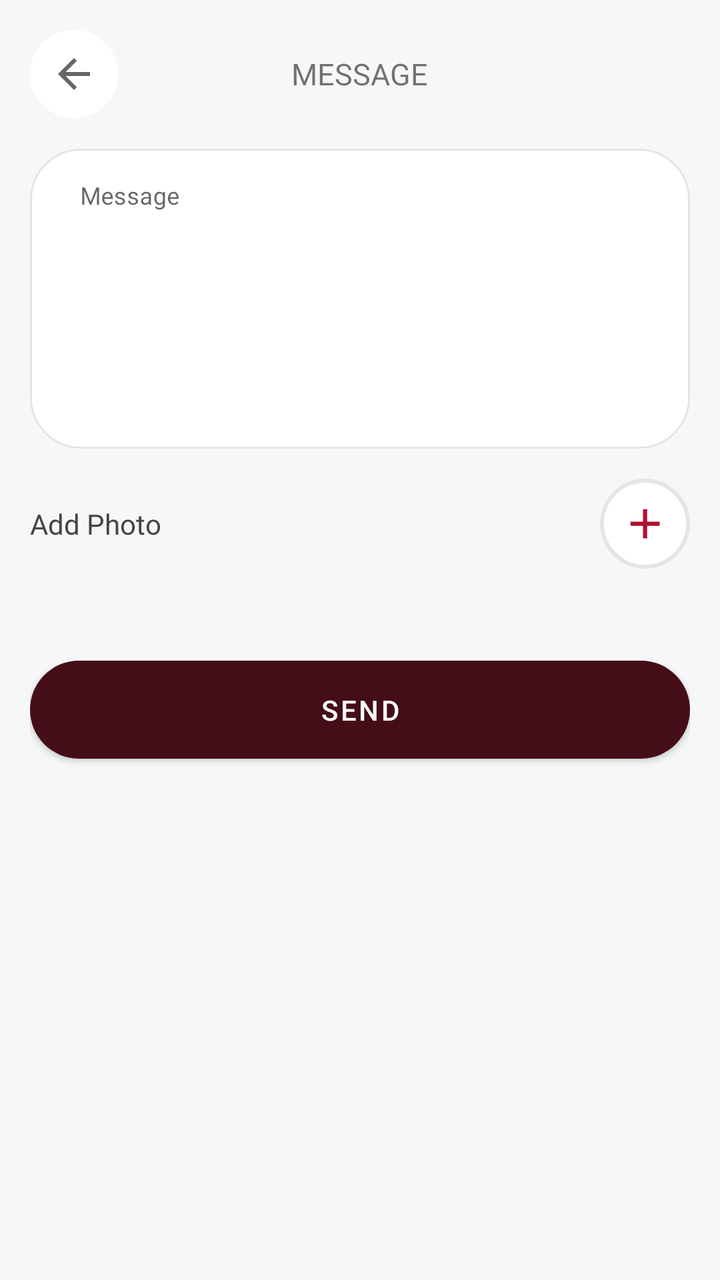
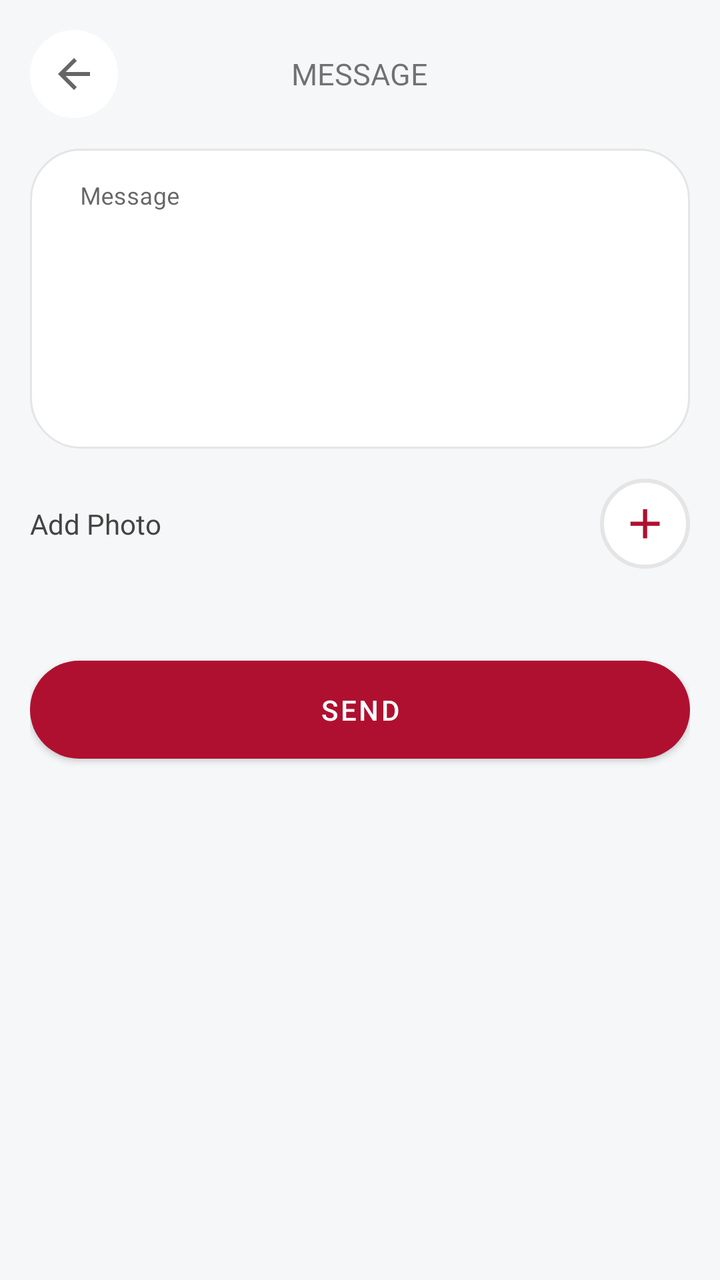

The first picture is an Android layout as it rendered before a commit; the second is the same layout after the commit. The layout source and the unified diff follow.
<!-- AndroidManifest.xml: application theme AppTheme -->
<!-- res/layout/fragment_message_dialog.xml -->
<?xml version="1.0" encoding="utf-8"?>
<androidx.coordinatorlayout.widget.CoordinatorLayout xmlns:android="http://schemas.android.com/apk/res/android" xmlns:app="http://schemas.android.com/apk/res-auto"
    xmlns:tools="http://schemas.android.com/tools"
    android:id="@+id/root_view"
    android:background="@color/colorBackgroundGrey"
    android:layout_width="match_parent"
    android:layout_height="match_parent"
    tools:context=".views.dialogs.MessageFragmentDialog">

    <androidx.core.widget.NestedScrollView
        android:scrollbars="none"
        android:fillViewport="true"
        android:layout_width="match_parent"
        android:layout_height="match_parent">
        <LinearLayout
            android:padding="15dp"
            android:orientation="vertical"
            android:layout_width="match_parent"
            android:layout_height="match_parent">

            
            <RelativeLayout
                android:layout_marginBottom="10dp"
                android:layout_width="match_parent"
                android:layout_height="wrap_content">
                <ImageButton
                    android:id="@+id/back_button"
                    android:src="@drawable/ic_baseline_arrow_back_24"
                    android:backgroundTint="@color/colorWhite"
                    android:background="@drawable/shape_radius_100_pad_10_stroke_grey_bg_white"
                    android:layout_width="wrap_content"
                    android:layout_height="wrap_content"/>
                <TextView
                    android:layout_centerInParent="true"
                    android:text="Message"
                    android:textSize="15sp"
                    android:textAllCaps="true"
                    android:layout_width="wrap_content"
                    android:layout_height="wrap_content"/>
            </RelativeLayout>

            <com.google.android.material.textfield.TextInputLayout
                style="@style/Widget.MaterialComponents.TextInputLayout.OutlinedBox"
                android:layout_width="match_parent"
                android:layout_height="wrap_content">
                <EditText
                    android:id="@+id/item_message"
                    android:gravity="top"
                    android:maxLength="250"
                    android:maxEms="250"
                    android:inputType="text|textMultiLine"
                    android:textSize="12sp"
                    android:hint="Message"
                    app:drawableTint="@color/colorDeepGrey"
                    android:background="@drawable/shape_radius_25_edit_text"
                    android:paddingStart="25dp"
                    android:paddingEnd="25dp"
                    android:layout_width="match_parent"
                    android:layout_height="150dp" />
            </com.google.android.material.textfield.TextInputLayout>

            <RelativeLayout
                android:layout_marginTop="15dp"
                android:layout_marginBottom="15dp"
                android:layout_width="match_parent"
                android:layout_height="wrap_content">
                <TextView
                    android:id="@+id/title"
                    android:layout_centerVertical="true"
                    android:text="Add Photo"
                    android:textColor="@color/colorDarkGrey"
                    android:layout_width="wrap_content"
                    android:layout_height="wrap_content"/>
                <ImageButton
                    android:id="@+id/add_photo_button"
                    android:layout_alignParentEnd="true"
                    android:scaleType="fitCenter"
                    android:adjustViewBounds="true"
                    android:background="@drawable/shape_radius_100_pad_10_stroke_grey_bg_white"
                    android:tint="@color/colorPrimary"
                    android:src="@drawable/ic_baseline_add_24"
                    android:layout_width="45dp"
                    android:layout_height="45dp" />
            </RelativeLayout>

            <androidx.recyclerview.widget.RecyclerView
                android:id="@+id/items_recycler_view"
                tools:listitem="@layout/item_attach_photo"
                app:layoutManager="androidx.recyclerview.widget.StaggeredGridLayoutManager"
                app:spanCount="4"
                android:layout_width="match_parent"
                android:layout_height="wrap_content" />

            <Button
                android:id="@+id/submit_button"
                android:text="Send"
                android:textColor="@color/colorWhite"
                app:cornerRadius="25dp"
                android:padding="15dp"
                android:layout_marginTop="25dp"
                app:backgroundTint="@color/colorAccent"
                android:layout_width="match_parent"
                android:layout_height="wrap_content" />

        </LinearLayout>
    </androidx.core.widget.NestedScrollView>

</androidx.coordinatorlayout.widget.CoordinatorLayout>
<!-- res/layout/item_attach_photo.xml (included above) -->
<?xml version="1.0" encoding="utf-8"?>
<LinearLayout xmlns:android="http://schemas.android.com/apk/res/android" xmlns:app="http://schemas.android.com/apk/res-auto"
    android:id="@+id/item_layout"
    android:gravity="center"
    android:orientation="vertical"
    android:background="@drawable/shape_radius_8_pad_15_stroke_grey_solid_white"
    android:layout_width="match_parent"
    android:layout_height="90dp">

    <ImageView
        android:id="@+id/item_image"
        android:src="@drawable/ic_add_photo"
        android:layout_width="wrap_content"
        android:layout_height="wrap_content"/>

</LinearLayout>
<!-- resources referenced by this layout -->
<resources>
  <color name="colorAccent">#450D18</color>
  <color name="colorBackgroundGrey">#F5F7F8</color>
  <color name="colorDarkGrey">#444444</color>
  <color name="colorDeepGrey">#A3A3A3</color>
  <color name="colorPrimary">#B01030</color>
  <color name="colorWhite">#FFFFFF</color>
  <!-- drawable ic_baseline_add_24 (drawable) -->
  <vector xmlns:android="http://schemas.android.com/apk/res/android"
      android:width="24dp"
      android:height="24dp"
      android:viewportWidth="24"
      android:viewportHeight="24"
      android:tint="?attr/colorControlNormal">
    <path
        android:fillColor="@android:color/white"
        android:pathData="M19,13h-6v6h-2v-6H5v-2h6V5h2v6h6v2z"/>
  </vector>
  <!-- drawable ic_baseline_arrow_back_24 (drawable) -->
  <vector xmlns:android="http://schemas.android.com/apk/res/android"
      android:width="24dp"
      android:height="24dp"
      android:viewportWidth="24"
      android:viewportHeight="24"
      android:tint="?attr/colorControlNormal">
    <path
        android:fillColor="@android:color/white"
        android:pathData="M20,11H7.83l5.59,-5.59L12,4l-8,8 8,8 1.41,-1.41L7.83,13H20v-2z"/>
  </vector>
  <!-- drawable shape_radius_100_pad_10_stroke_grey_bg_white (drawable) -->
  <?xml version="1.0" encoding="utf-8"?>
  <shape xmlns:android="http://schemas.android.com/apk/res/android">
      
      <solid android:color="@color/colorWhite" />
      <stroke android:width="2dp" android:color="#e5e5e5" />
      <padding android:left="10dp" android:top="10dp" android:right="10dp" android:bottom="10dp"/>
      <corners android:radius="100dp"/>
  </shape>
  <!-- drawable shape_radius_25_edit_text (drawable) -->
  <shape xmlns:android="http://schemas.android.com/apk/res/android">
      <stroke
          android:width="1dp"
          android:color="@color/colorMediumGrey" />
      <corners
          android:radius="25dp"/>
      <solid
          android:color="@color/colorWhite"/>
      <padding
          android:left="25dp"
          android:top="15dp"
          android:right="25dp"
          android:bottom="15dp" />
  </shape>
  <!-- drawable shape_radius_8_pad_15_stroke_grey_solid_white (drawable) -->
  <?xml version="1.0" encoding="utf-8"?>
  <shape xmlns:android="http://schemas.android.com/apk/res/android" android:shape="rectangle">
      <corners android:radius="8dp"/>
      <solid android:color="#FFFFFF"/>
      <stroke android:width="1dp" android:color="#e5e5e5"/>
      <padding android:bottom="15dp" android:left="15dp" android:right="15dp" android:top="15dp"/>
  </shape>
  <style name="AppTheme" parent="Theme.MaterialComponents.DayNight.NoActionBar">
          
          <item name="colorPrimary">@color/colorPrimary</item>
          <item name="colorPrimaryDark">@color/colorPrimaryDark</item>
          <item name="colorAccent">@color/colorAccent</item>
      </style>
  <color name="colorMediumGrey">#E5E5E5</color>
  <color name="colorPrimaryDark">#530918</color>
  <!-- unchanged entries left out for length: 1 -->
</resources>

<!-- the commit's change to res/layout/fragment_message_dialog.xml (unified diff, before → after) -->
@@ -98,7 +98,7 @@
                 app:cornerRadius="25dp"
                 android:padding="15dp"
                 android:layout_marginTop="25dp"
-                app:backgroundTint="@color/colorAccent"
+                app:backgroundTint="@color/colorPrimary"
                 android:layout_width="match_parent"
                 android:layout_height="wrap_content" />
 
